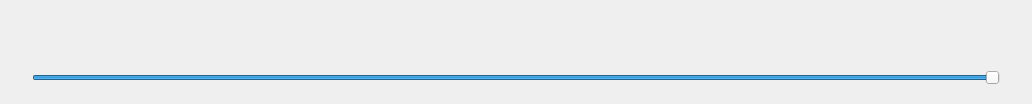
This is app/src/ToolBar.ui in MansTomb/uamp as Qt 5 draws it before an edit. The edited form follows.
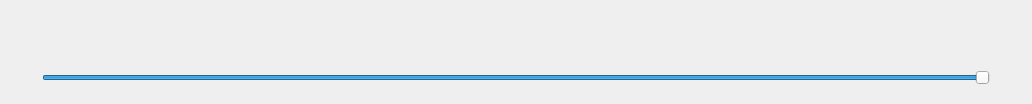
This is the edited form. Icons and pictures are not drawn.

```diff
--- a/app/src/ToolBar.ui
+++ b/app/src/ToolBar.ui
@@ -717,7 +717,7 @@
     </layout>
    </item>
    <item>
-    <layout class="QHBoxLayout" name="horizontalLayout_3" stretch="1,10,0">
+    <layout class="QHBoxLayout" name="horizontalLayout_3" stretch="1,0,10,0,0">
      <property name="spacing">
       <number>0</number>
      </property>
@@ -740,6 +740,19 @@
        </property>
       </widget>
      </item>
+     <item>
+      <spacer name="horizontalSpacer_6">
+       <property name="orientation">
+        <enum>Qt::Horizontal</enum>
+       </property>
+       <property name="sizeHint" stdset="0">
+        <size>
+         <width>10</width>
+         <height>20</height>
+        </size>
+       </property>
+      </spacer>
+     </item>
      <item>
       <widget class="QSlider" name="VolumeSlider">
        <property name="autoFillBackground">
@@ -756,6 +769,19 @@
        </property>
       </widget>
      </item>
+     <item>
+      <spacer name="horizontalSpacer_7">
+       <property name="orientation">
+        <enum>Qt::Horizontal</enum>
+       </property>
+       <property name="sizeHint" stdset="0">
+        <size>
+         <width>10</width>
+         <height>20</height>
+        </size>
+       </property>
+      </spacer>
+     </item>
      <item>
       <widget class="QPushButton" name="MuteBtn">
        <property name="maximumSize">
```
